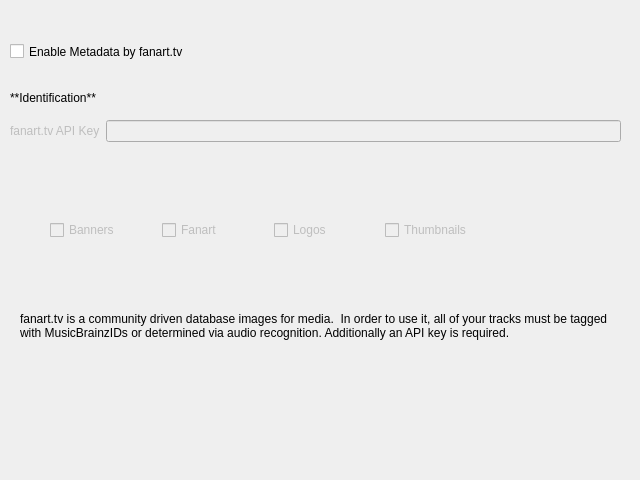
Qt form nowplaying/resources/ui/artistextras_fanarttv.ui (whatsnowplaying/whats-now-playing) before a commit.
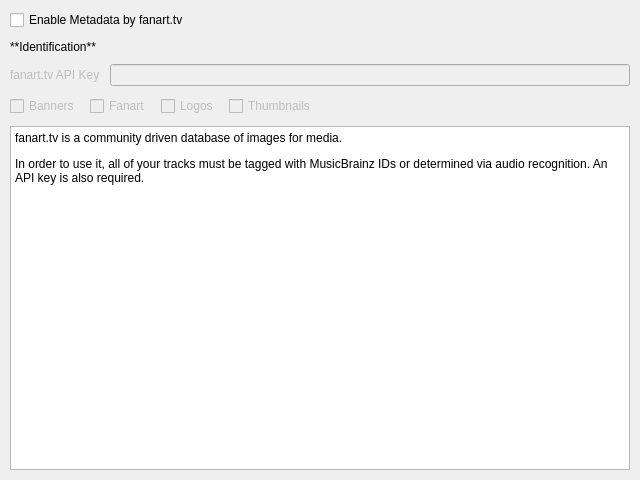
The same form after that commit.

What changed in the file:
```diff
--- a/nowplaying/resources/ui/artistextras_fanarttv.ui
+++ b/nowplaying/resources/ui/artistextras_fanarttv.ui
@@ -13,18 +13,25 @@
   <property name="windowTitle">
    <string>fanart.tv</string>
   </property>
+  <layout class="QVBoxLayout" name="main_layout">
+   <property name="margin">
+    <number>10</number>
+   </property>
+   <property name="spacing">
+    <number>10</number>
+   </property>
+   <item>
+    <widget class="QCheckBox" name="fanarttv_checkbox">
+     <property name="text">
+      <string>Enable Metadata by fanart.tv</string>
+     </property>
+    </widget>
+   </item>
+   <item>
   <widget class="QLabel" name="config_label">
    <property name="enabled">
     <bool>true</bool>
    </property>
-   <property name="geometry">
-    <rect>
-     <x>10</x>
-     <y>90</y>
-     <width>311</width>
-     <height>16</height>
-    </rect>
-   </property>
    <property name="text">
     <string>**Identification**</string>
    </property>
@@ -32,18 +39,11 @@
     <enum>Qt::MarkdownText</enum>
    </property>
   </widget>
-  <widget class="QWidget" name="formLayoutWidget">
-   <property name="geometry">
-    <rect>
-     <x>10</x>
-     <y>120</y>
-     <width>611</width>
-     <height>51</height>
-    </rect>
-   </property>
+   </item>
+   <item>
    <layout class="QFormLayout" name="fanarttv_auth_layout">
     <property name="fieldGrowthPolicy">
-     <enum>QFormLayout::ExpandingFieldsGrow</enum>
+      <enum>QFormLayout::AllNonFixedFieldsGrow</enum>
     </property>
     <property name="labelAlignment">
      <set>Qt::AlignCenter</set>
@@ -66,57 +66,14 @@
       <property name="enabled">
        <bool>false</bool>
       </property>
-      <property name="minimumSize">
-       <size>
-        <width>506</width>
-        <height>0</height>
-       </size>
-      </property>
       <property name="echoMode">
        <enum>QLineEdit::Password</enum>
       </property>
      </widget>
     </item>
    </layout>
-  </widget>
-  <widget class="QCheckBox" name="fanarttv_checkbox">
-   <property name="geometry">
-    <rect>
-     <x>10</x>
-     <y>40</y>
-     <width>361</width>
-     <height>23</height>
-    </rect>
-   </property>
-   <property name="text">
-    <string>Enable Metadata by fanart.tv</string>
-   </property>
-  </widget>
-  <widget class="QLabel" name="fanarttv_desclabel">
-   <property name="geometry">
-    <rect>
-     <x>20</x>
-     <y>300</y>
-     <width>591</width>
-     <height>51</height>
-    </rect>
-   </property>
-   <property name="text">
-    <string>fanart.tv is a community driven database images for media.  In order to use it, all of your tracks must be tagged with MusicBrainzIDs or determined via audio recognition. Additionally an API key is required.</string>
-   </property>
-   <property name="wordWrap">
-    <bool>true</bool>
-   </property>
-  </widget>
-  <widget class="QWidget" name="horizontalLayoutWidget">
-   <property name="geometry">
-    <rect>
-     <x>50</x>
-     <y>190</y>
-     <width>441</width>
-     <height>80</height>
-    </rect>
-   </property>
+   </item>
+   <item>
    <layout class="QHBoxLayout" name="checkbox_layout">
     <item>
      <widget class="QCheckBox" name="banners_checkbox">
@@ -158,8 +115,41 @@
       </property>
      </widget>
     </item>
-   </layout>
-  </widget>
+     <item>
+      <spacer>
+       <property name="orientation">
+        <enum>Qt::Horizontal</enum>
+       </property>
+       <property name="sizeHint" stdset="0">
+        <size>
+         <width>40</width>
+         <height>20</height>
+        </size>
+       </property>
+      </spacer>
+     </item>
+    </layout>
+   </item>
+   <item>
+    <widget class="QTextBrowser" name="fanarttv_desclabel">
+     <property name="sizePolicy">
+      <sizepolicy hsizetype="Expanding" vsizetype="Expanding">
+       <horstretch>0</horstretch>
+       <verstretch>1</verstretch>
+      </sizepolicy>
+     </property>
+     <property name="html">
+      <string>&lt;!DOCTYPE HTML PUBLIC &quot;-//W3C//DTD HTML 4.0//EN&quot; &quot;http://www.w3.org/TR/REC-html40/strict.dtd&quot;&gt;
+&lt;html&gt;&lt;head&gt;&lt;meta name=&quot;qrichtext&quot; content=&quot;1&quot; /&gt;&lt;style type=&quot;text/css&quot;&gt;
+p, li { white-space: pre-wrap; }
+&lt;/style&gt;&lt;/head&gt;&lt;body&gt;
+&lt;p&gt;fanart.tv is a community driven database of images for media.&lt;/p&gt;
+&lt;p&gt;In order to use it, all of your tracks must be tagged with MusicBrainz IDs or determined via audio recognition. An API key is also required.&lt;/p&gt;
+&lt;/body&gt;&lt;/html&gt;</string>
+     </property>
+    </widget>
+   </item>
+  </layout>
  </widget>
  <resources/>
  <connections>
```
Left out of the diff: 60 changed lines with no effect on the pictures. Lines whose indentation alone changed are shown as unchanged.
